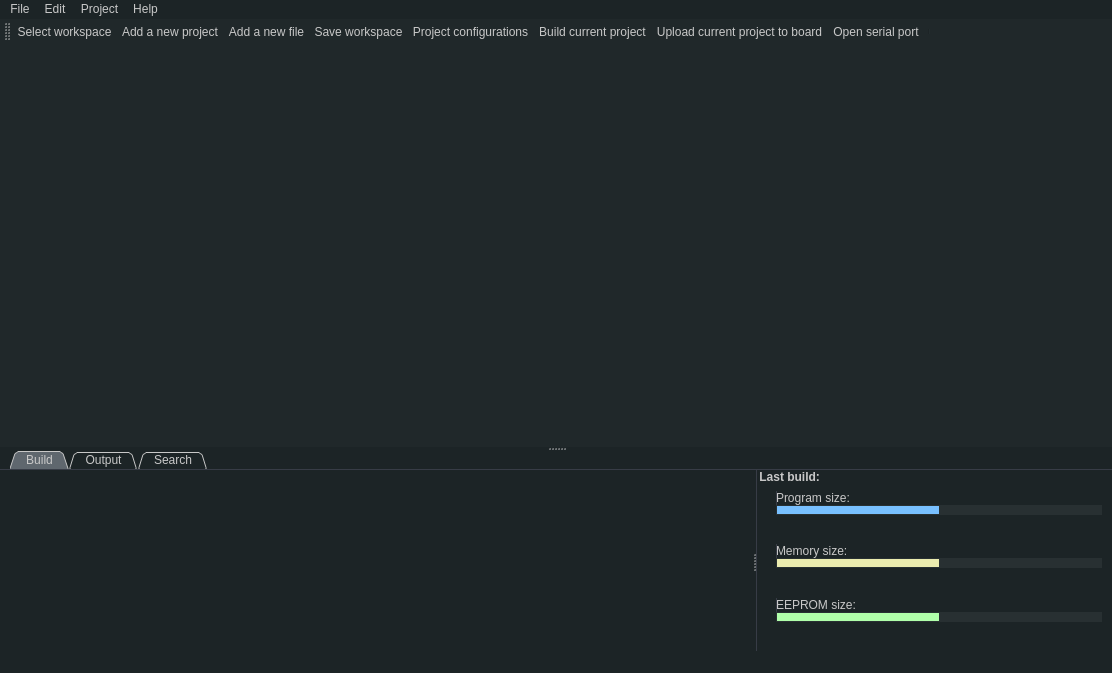
Above: src/mainwindow.ui from aporto/mariamole before the change. Below: the same form after it.
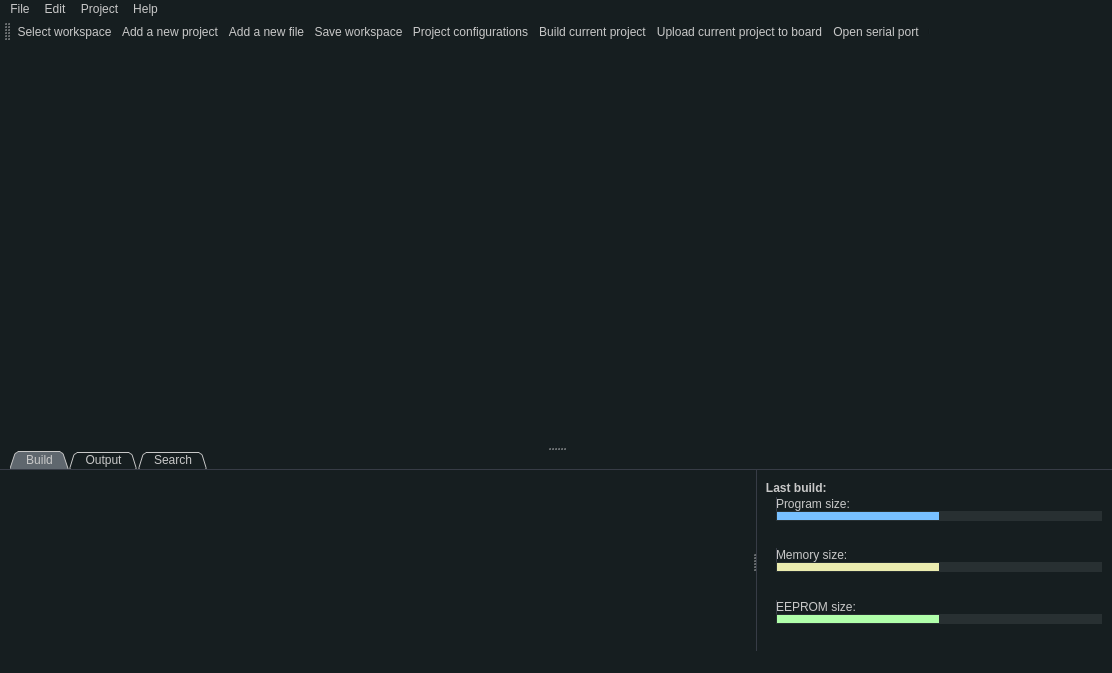
That is the form after the change. Icons and pictures are not drawn.

```diff
--- a/src/mainwindow.ui
+++ b/src/mainwindow.ui
@@ -24,7 +24,7 @@
 
 QWidget {
 	color:rgb(200,200,200);
-	background-color: rgb(28, 36, 38);
+	background-color: rgb(22, 30, 32);
 	selection-background-color: rgb(68, 85, 89);
 }
 </string>
@@ -64,7 +64,7 @@
         </property>
         <property name="styleSheet">
          <string notr="true"> QTreeView {
-	background-color: rgb(32,40,42);
+	background-color: rgb(22, 30, 32);
 	color:rgb(145, 157, 167);
 	outline: 0;
 	border-image: none;
@@ -233,7 +233,7 @@
             <property name="styleSheet">
              <string notr="true">border:none;
 padding: 5px;
-background-color: rgb(28, 36, 38);</string>
+background-color: rgb(22, 30, 32);</string>
             </property>
            </widget>
            <widget class="QStackedWidget" name="buildStatus">
@@ -250,7 +250,7 @@
              </size>
             </property>
             <property name="styleSheet">
-             <string notr="true">background-color: rgb(28, 36, 38);
+             <string notr="true">background-color: rgb(22, 30, 32);
 border-left: 1px solid rgb(55, 60,70);</string>
             </property>
             <property name="currentIndex">
@@ -380,6 +380,12 @@
                 </property>
                 <item>
                  <widget class="QLabel" name="label_3">
+                  <property name="minimumSize">
+                   <size>
+                    <width>0</width>
+                    <height>25</height>
+                   </size>
+                  </property>
                   <property name="font">
                    <font>
                     <weight>75</weight>
@@ -387,7 +393,10 @@
                    </font>
                   </property>
                   <property name="text">
-                   <string> Last build:</string>
+                   <string>   Last build:</string>
+                  </property>
+                  <property name="alignment">
+                   <set>Qt::AlignBottom|Qt::AlignLeading|Qt::AlignLeft</set>
                   </property>
                  </widget>
                 </item>
@@ -719,7 +728,7 @@
    </property>
    <property name="styleSheet">
     <string notr="true">QMenuBar{
-	background-color: rgb(28, 36, 38);
+	background-color: rgb(22, 30, 32);
 	border:0px;
 }
 
@@ -792,7 +801,7 @@
   </widget>
   <widget class="QToolBar" name="mainToolBar">
    <property name="styleSheet">
-    <string notr="true">background-color: rgb(32, 40, 42);
+    <string notr="true">background-color: rgb(22, 30, 32);
 border:none;</string>
    </property>
    <property name="toolButtonStyle">
@@ -816,7 +825,7 @@
   </widget>
   <widget class="QStatusBar" name="statusBar">
    <property name="styleSheet">
-    <string notr="true">background-color: rgb(28, 36, 38)</string>
+    <string notr="true">background-color: rgb(22, 30, 32);</string>
    </property>
   </widget>
   <action name="actionSelect_workspace">
```
